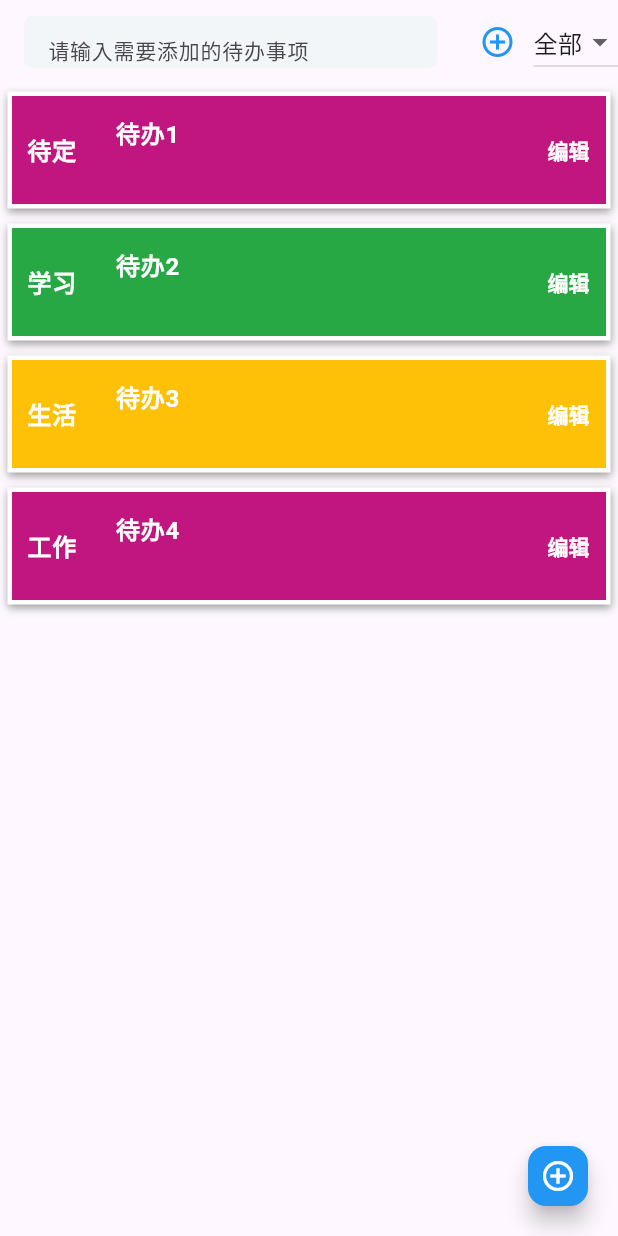
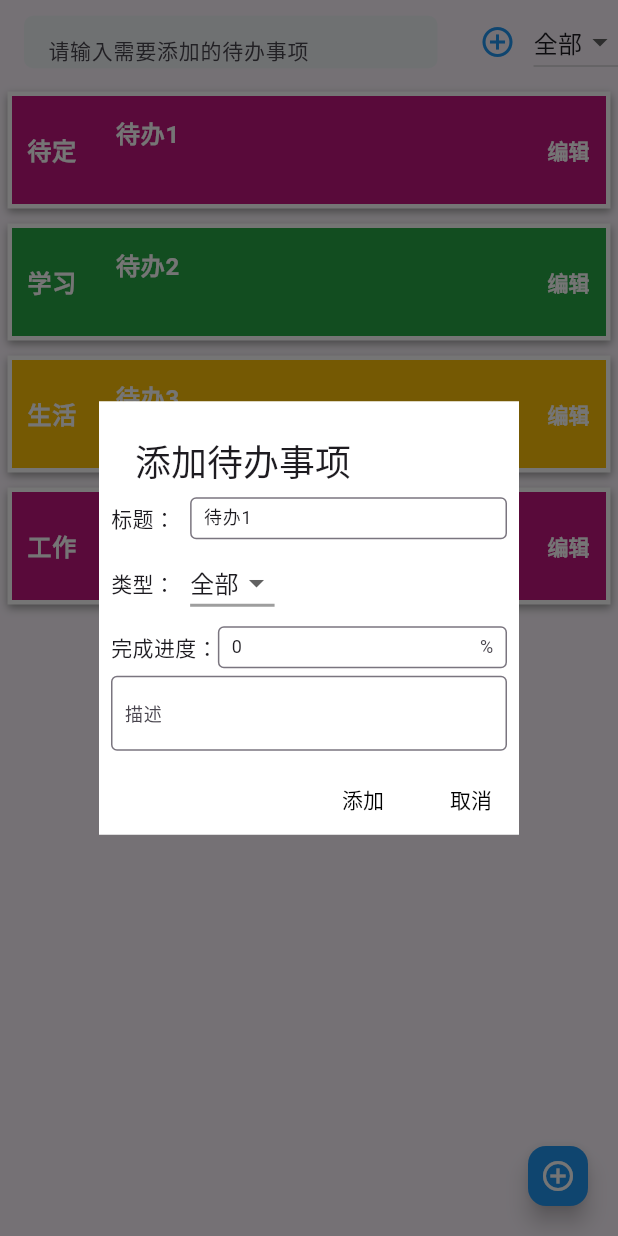
Before and after one commit to jihaobin/fun_fun_toolbox, a Flutter app: the screen it shows after launch, after a tap on "编辑", on a phone screen of 412 x 824 dp. Run offline on Flutter 3.47's test engine with Material 3 defaults, Android fonts, the phone set to English and light mode, and no system bars; drawn by our look-alikes of flutter_slidable; missing offline and left inert: flame_audio, progress_border.

Commit message:
feat: 实现通过对话框修改或添加详细的待办事项
Signed-off-by: jhb <2644263665@qq.com>

```diff
--- a/lib/todo/model/todo_Item_model.dart
+++ b/lib/todo/model/todo_Item_model.dart
@@ -1,17 +1,27 @@
 class TodoItemModel {
   final String id;
-  final String title;
-  final String subTitle;
-  final CompletionStatus status;
-  final TodoType type;
+  String title;
+  String subTitle;
+  // CompletionStatus status;
+  TodoType type;
   // 完成进度(0~1)
-  final double progress;
+  double progress;
+
+  get status{
+    switch (progress) {
+      case 0:
+        return CompletionStatus.notCompleted;
+      case 1:
+        return CompletionStatus.completed;
+      default:
+        return CompletionStatus.progressing;
+    }
+  }
 
   TodoItemModel(
       {required this.id,
       required this.title,
       this.subTitle = "",
-      this.status = CompletionStatus.notCompleted,
       this.type = TodoType.noSet,
       this.progress = 0})
       : assert(progress >= 0 && progress <= 1);
@@ -24,6 +34,13 @@ class CategoriesModel {
   CategoriesModel(this.type, this.categoryName);
 }
 
+class CompletionStatusModel {
+  final CompletionStatus status;
+  final String statusName;
+
+  CompletionStatusModel(this.status, this.statusName);
+}
+
 enum CompletionStatus { completed, notCompleted, progressing }
 
 enum TodoType {
--- /dev/null
+++ b/lib/todo/todo_dialog.dart
@@ -0,0 +1,196 @@
+import 'package:flutter/material.dart';
+import 'package:flutter/services.dart';
+import 'package:fun_toolbox/todo/todo_page.dart';
+
+import 'model/todo_Item_model.dart';
+
+class TodoDialogBuilder extends StatelessWidget {
+  final VoidCallback onConfirm;
+  final TextEditingController dialogTitleController;
+  final TextEditingController dialogProgressController;
+  final TextEditingController dialogSubTitleController;
+  CategoriesModel currentCategory;
+  final String confirmText;
+
+  TodoDialogBuilder({super.key, required this.onConfirm, required this.dialogTitleController,required this.currentCategory, required this.dialogProgressController, required this.dialogSubTitleController, this.confirmText = "添加"});
+
+  final GlobalKey _formKey = GlobalKey<FormState>();
+
+  @override
+  Widget build(BuildContext context) {
+    return AlertDialog(
+      shape: RoundedRectangleBorder(
+        borderRadius: BorderRadius.circular(0.0), // 去除圆角
+      ),
+      contentPadding: const EdgeInsets.all(8.0),
+      backgroundColor: const Color(0xFFFFFFFF),
+      surfaceTintColor: const Color(0xFFFFFFFF),
+      title: const Text('添加待办事项'),
+      content: Form(
+        key: _formKey,
+        autovalidateMode: AutovalidateMode.onUserInteraction,
+        child: SingleChildScrollView(
+          child: Column(
+            children: [
+              titleTextField(),
+              const SizedBox(height: 5,),
+              Row(children: [
+                const Text("类型："),
+                const SizedBox(
+                  width: 10,
+                ),
+                DropdownButton<CategoriesModel>(
+                  underline: Container(
+                    height: 2,
+                    color: Colors.grey,
+                  ),
+                  value: currentCategory,
+                  items: categories.map((
+                      CategoriesModel value,) {
+                    return DropdownMenuItem(
+                      value: value,
+                      child: Text(value.categoryName),
+                    );
+                  }).toList(),
+                  onChanged: (CategoriesModel? Category) {
+                    currentCategory = Category!;
+                  },
+                ),
+              ]),
+              const SizedBox(height: 5,),
+              Row(children: [
+                const Text("完成进度："),
+                Expanded(
+                  child: TextFormField(
+                    keyboardType: TextInputType.number,
+                    controller: dialogProgressController,
+                    decoration: const InputDecoration(
+                      border: OutlineInputBorder(),
+                      isDense: true,
+                      isCollapsed: true,
+                      contentPadding: EdgeInsets.all(5),
+                      suffixText: "%"
+                    ),
+                    style: const TextStyle(fontSize: 12),
+                    inputFormatters: [
+                      RangeInputFormatter(min: 0, max: 100),
+                    ],
+                  ),
+                ),
+              ],),
+              const SizedBox(height: 5,),
+              subTitleTextArea(),
+            ],
+          ),
+        ),
+      ),
+      actions: [
+        TextButton(
+          onPressed: () {
+            if(!(_formKey.currentState as FormState).validate()){
+              return;
+            }
+            onConfirm();
+            Navigator.of(context).pop(); // 关闭对话框
+          },
+          child: Text(
+            confirmText,
+            style: const TextStyle(color: Colors.black),
+          ),
+        ),
+        TextButton(
+          onPressed: () {
+            Navigator.of(context).pop(); // 关闭对话框
+          },
+          child: const Text(
+            '取消',
+            style: TextStyle(color: Colors.black),
+          ),
+        ),
+      ],
+      actionsPadding: EdgeInsets.zero,
+    );
+  }
+
+  Row titleTextField() {
+    return Row(children: [
+      const Text("标题："),
+      const SizedBox(
+        width: 10,
+      ),
+      Expanded(
+        child: TextFormField(
+          controller: dialogTitleController,
+          decoration: const InputDecoration(
+              border: OutlineInputBorder(),
+              isDense: true,
+              isCollapsed: true,
+              contentPadding: EdgeInsets.all(5),),
+          style: const TextStyle(fontSize: 12),
+          validator: (v){
+            if(v == null || v.isEmpty){
+              return "标题不能为空";
+            }
+            return null;
+          },
+        ),
+      ),
+    ]);
+  }
+
+  Container subTitleTextArea() {
+    return Container(
+      height: 50,
+      constraints: const BoxConstraints(
+        maxHeight: 100, // 设置最大高度
+      ),
+      child: TextFormField(
+        keyboardType: TextInputType.multiline,
+        style: const TextStyle(fontSize: 12),
+        cursorWidth: 1,
+        expands: true,
+        maxLines: null,
+        controller: dialogSubTitleController,
+        decoration: const InputDecoration(
+          labelStyle: TextStyle(fontSize: 12),
+          labelText: "描述",
+          hintText: "详细描述",
+          hintStyle: TextStyle(fontSize: 12),
+          border: OutlineInputBorder(),
+          isDense: true,
+          isCollapsed: true,
+          contentPadding: EdgeInsets.all(5),
+        ),
+      ),
+    );
+  }
+}
+
+class RangeInputFormatter extends TextInputFormatter {
+  final int min;
+  final int max;
+
+  RangeInputFormatter({required this.min, required this.max});
+
+  @override
+  TextEditingValue formatEditUpdate(
+      TextEditingValue oldValue,
+      TextEditingValue newValue,
+      ) {
+    final text = newValue.text;
+
+    // 验证输入是否为有效的数字
+    if (text.isEmpty) {
+      return newValue;
+    }
+
+    final value = int.tryParse(text);
+
+    // 如果不是数字或不在范围内，则不允许输入
+    if (value == null || value < min || value > max) {
+      return oldValue;
+    }
+
+    return newValue;
+  }
+}
--- a/lib/todo/todo_item.dart
+++ b/lib/todo/todo_item.dart
@@ -5,9 +5,10 @@ import 'package:progress_border/progress_border.dart';
 import 'model/todo_Item_model.dart';
 
 class TodoItem extends StatelessWidget {
-  const TodoItem({super.key, required this.deleteTodo, required this.todo});
+  const TodoItem({super.key, required this.deleteTodo, required this.todo, required this.onUpdateTodo});
 
   final VoidCallback deleteTodo;
+  final VoidCallback onUpdateTodo;
   final TodoItemModel todo;
 
   @override
@@ -59,7 +60,7 @@ class TodoItem extends StatelessWidget {
                   horizontal: 5.0,
                 ), // 设置内边距
               ),
-              onPressed: () {},
+              onPressed: onUpdateTodo,
               child: const Text(
                 "编辑",
                 style: TextStyle(
--- a/lib/todo/todo_page.dart
+++ b/lib/todo/todo_page.dart
@@ -1,9 +1,18 @@
 import 'package:flutter/material.dart';
 import 'package:fun_toolbox/todo/todo_app_bar.dart';
+import 'package:fun_toolbox/todo/todo_dialog.dart';
 import 'package:fun_toolbox/todo/todo_item.dart';
 import 'package:uuid/uuid.dart';
 
 import 'model/todo_Item_model.dart';
+
+final List<CategoriesModel> categories = [
+  CategoriesModel(TodoType.noSet, "全部"),
+  CategoriesModel(TodoType.work, "工作"),
+  CategoriesModel(TodoType.learn, "学习"),
+  CategoriesModel(TodoType.life, "生活")
+];
+
 
 class TodoPage extends StatefulWidget {
   const TodoPage({super.key});
@@ -14,37 +23,45 @@ class TodoPage extends StatefulWidget {
 
 class _TodoPageState extends State<TodoPage> {
   late CategoriesModel currentCategory;
-  List<CategoriesModel> categories = [
-    CategoriesModel(TodoType.noSet, "全部"),
-    CategoriesModel(TodoType.work, "工作"),
-    CategoriesModel(TodoType.learn, "学习"),
-    CategoriesModel(TodoType.life, "生活")
-  ];
+
   List<TodoItemModel> todos = [
     TodoItemModel(
         id: const Uuid().v4(),
         title: '待办1',
         type: TodoType.noSet,
-        status: CompletionStatus.notCompleted),
+    ),
     TodoItemModel(
         id: const Uuid().v4(),
         title: '待办2',
         type: TodoType.learn,
-        status: CompletionStatus.completed),
+        progress: 1
+    ),
     TodoItemModel(
         id: const Uuid().v4(),
         title: '待办3',
         type: TodoType.life,
-        status: CompletionStatus.progressing),
+        progress: 0.5
+    ),
     TodoItemModel(id: const Uuid().v4(), title: '待办4', type: TodoType.work),
   ];
 
   TextEditingController controller = TextEditingController();
 
+  final TextEditingController dialogTitleController = TextEditingController();
+
+  final TextEditingController dialogSubTitleController =
+      TextEditingController();
+
+  final dialogProgressController = TextEditingController();
+
+  late CategoriesModel dialogCurrentCategory;
+
+
   @override
   void initState() {
     super.initState();
     currentCategory = categories[0];
+    dialogCurrentCategory = categories[0];
   }
 
   @override
@@ -78,12 +95,15 @@ class _TodoPageState extends State<TodoPage> {
               setState(() {});
             },
             todo: categoryTodo[index],
+            onUpdateTodo: (){
+              updateDetailTodoDialog(index);
+            },
           );
         },
       ),
       floatingActionButton: FloatingActionButton.small(
         backgroundColor: Colors.blue,
-        onPressed: () {},
+        onPressed: addDetailTodoDialog,
         tooltip: "添加TODO",
         child: const Icon(
           Icons.add_circle_outline_sharp,
@@ -100,8 +120,9 @@ class _TodoPageState extends State<TodoPage> {
 
     todos = [
       TodoItemModel(
-          id: const Uuid().v4(),
-          title: controller.text,),
+        id: const Uuid().v4(),
+        title: controller.text,
+      ),
       ...todos
     ];
 
@@ -110,11 +131,74 @@ class _TodoPageState extends State<TodoPage> {
   }
 
   List<TodoItemModel> get categoryTodo {
-    if(currentCategory.type == TodoType.noSet) {
+    if (currentCategory.type == TodoType.noSet) {
       // 如果当前分类的类型为未设置，则直接返回所有待办事项
       return todos;
     }
     // 否则，筛选出类型与当前分类相同的待办事项，并将其存入列表中
-    return todos.where((element) => element.type == currentCategory.type).toList();
+    return todos
+        .where((element) => element.type == currentCategory.type)
+        .toList();
   }
+
+  void addDetailTodoDialog() async {
+    await showDetailDialog(addDetailTodo);
+  }
+
+  Future<void> showDetailDialog(VoidCallback onConfirm,{String confirmText = "确定"}) async {
+    await showDialog(
+      context: context,
+      builder: (BuildContext context) {
+        return TodoDialogBuilder(
+          onConfirm: onConfirm,
+          dialogTitleController: dialogTitleController,
+          currentCategory: dialogCurrentCategory,
+          dialogProgressController: dialogProgressController,
+          dialogSubTitleController: dialogSubTitleController,
+        );
+      },
+    );
+  }
+
+  void clearTodoDetail(){
+  dialogTitleController.text = "";
+  dialogSubTitleController.text = "";
+  dialogProgressController.text = "";
+  dialogCurrentCategory = categories[0];
+  }
+
+  void addDetailTodo() {
+    todos = [
+      TodoItemModel(
+        id: const Uuid().v4(),
+        title: dialogTitleController.text,
+        subTitle: dialogSubTitleController.text,
+        progress: double.parse(dialogProgressController.text) / 100,
+        type: dialogCurrentCategory.type,
+      ),
+      ...todos
+    ];
+    clearTodoDetail();
+    setState(() {});
+  }
+
+  void updateDetailTodoDialog(int index) async{
+    dialogSubTitleController.text = todos[index].subTitle;
+    dialogTitleController.text = todos[index].title;
+    dialogProgressController.text = ((todos[index].progress) * 100).toInt().toString();
+    dialogCurrentCategory = categories.firstWhere((element) => element.type == todos[index].type);
+    await showDetailDialog(confirmText: "编辑",(){
+      updateDetailTodo(index);
+    });
+
+    clearTodoDetail();
+  }
+  void updateDetailTodo(int index) {
+    todos[index].progress = double.parse(dialogProgressController.text) / 100;
+    todos[index].subTitle = dialogSubTitleController.text;
+    todos[index].title = dialogTitleController.text;
+    todos[index].type = dialogCurrentCategory.type;
+    setState(() {});
+  }
+
 }
```
